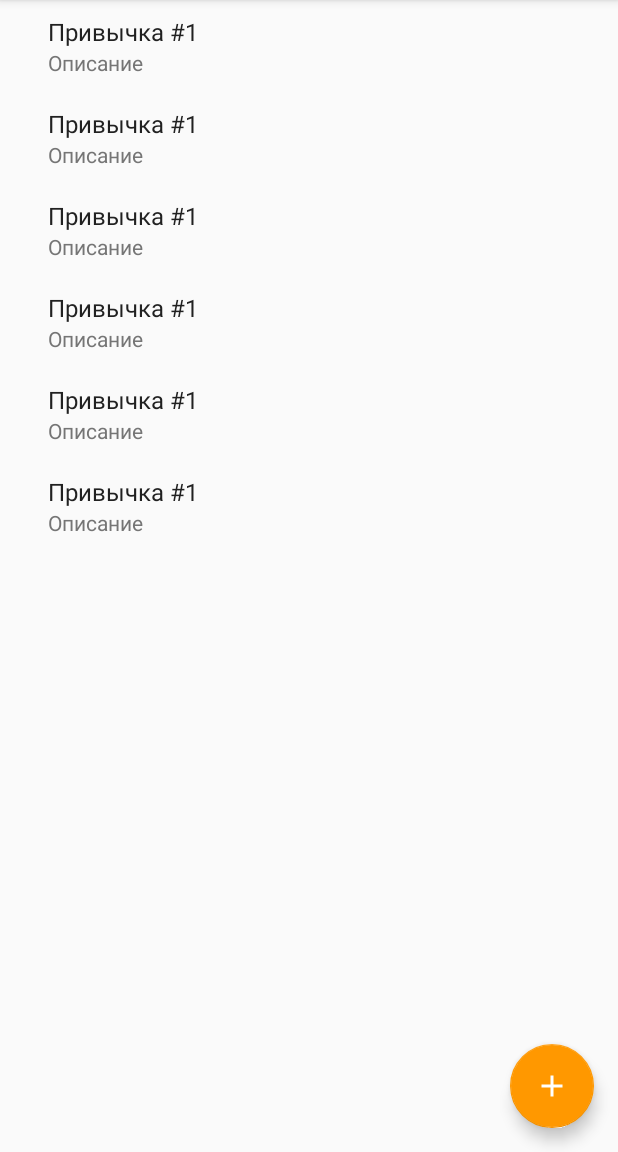
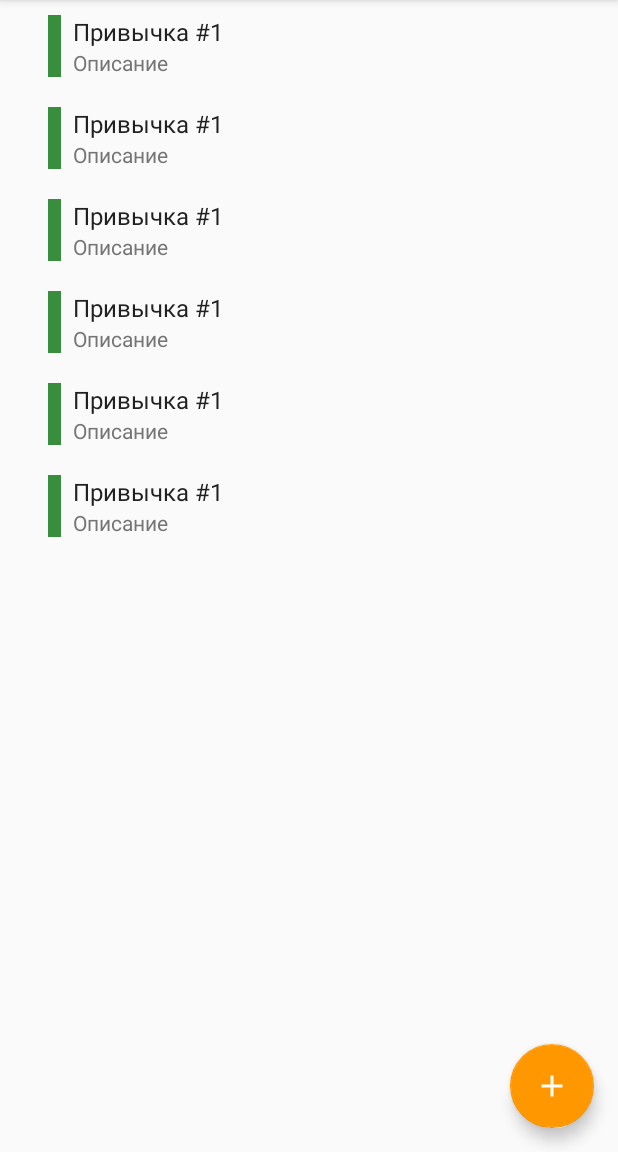
Before and after one commit to Ollisteka/AndroidCourse, an Android app: the screen it shows after launch (MainActivity), on a phone screen of 412 x 824 dp, the part 84-1236 px from its top. Run offline under Robolectric (Android 15) with nearby library versions, the phone set to English and light mode, and no system bars.

Commit message:
Вывожу цветную плашку

```diff
--- a/app/src/main/java/com/example/androidcourse/Habit.kt
+++ b/app/src/main/java/com/example/androidcourse/Habit.kt
@@ -40,6 +40,6 @@ class Habit(
     val habitType: HabitType = HabitType.Health,
     val repetitions: Int = 10,
     val periodicity: Int = 2,
-    val color: String = "red",
+    val color: String = "#388E3C",
     val id: UUID = UUID.randomUUID()
 ) : Parcelable
--- a/app/src/main/java/com/example/androidcourse/MyHabitRecyclerViewAdapter.kt
+++ b/app/src/main/java/com/example/androidcourse/MyHabitRecyclerViewAdapter.kt
@@ -2,6 +2,7 @@ package com.example.androidcourse
 
 
 import android.content.Intent
+import android.graphics.Color
 import android.view.LayoutInflater
 import android.view.View
 import android.view.ViewGroup
@@ -37,8 +38,9 @@ class MyHabitRecyclerViewAdapter(
     override fun getItemCount(): Int = habits.size
 
     inner class HabitViewHolder(itemView: View) : RecyclerView.ViewHolder(itemView), OnItemClickListener {
-        val nameView: TextView = itemView.name
-        val descriptionView: TextView = itemView.description
+        private val nameView: TextView = itemView.name
+        private val descriptionView: TextView = itemView.description
+        private val colorView: View = itemView.color
 
         override fun onClick(view: View?, position: Int) {
 
@@ -51,6 +53,7 @@ class MyHabitRecyclerViewAdapter(
         fun bind(habit: Habit) {
             nameView.text = habit.name
             descriptionView.text = habit.description
+            colorView.setBackgroundColor(Color.parseColor(habit.color))
         }
     }
 }
--- a/app/src/main/res/layout/fragment_habit.xml
+++ b/app/src/main/res/layout/fragment_habit.xml
@@ -6,9 +6,24 @@
               android:layout_height="wrap_content"
               android:paddingLeft="32dp"
               android:paddingRight="32dp"
-              android:orientation="vertical"
+              android:orientation="horizontal"
               android:gravity="start"
               style="@style/Widget.AppCompat.Button.Borderless">
+
+    <View android:id="@+id/color"
+          android:layout_width="0dp"
+          android:layout_height="match_parent"
+          android:background="@color/primary_dark"
+          android:layout_marginRight="8dp"
+          android:layout_marginEnd="8dp"
+          android:layout_weight=".025"/>
+
+    <LinearLayout
+            android:layout_width="0dp"
+            android:layout_height="wrap_content"
+            android:orientation="vertical"
+            android:layout_weight=".9">
+
         <TextView
                 android:id="@+id/name"
                 android:layout_width="match_parent"
@@ -28,3 +43,4 @@
                 tools:text="Описание привычки"
                 android:textAppearance="?attr/textAppearanceListItem"/>
     </LinearLayout>
+</LinearLayout>
--- a/app/src/main/res/values/strings.xml
+++ b/app/src/main/res/values/strings.xml
@@ -17,6 +17,7 @@
     <string name="days">дней</string>
     <string name="numberHint">10</string>
     <string name="timesEvery">раз, каждые</string>
+    <string name="habitColor">Цвет привычки</string>
 
     <string-array name="priority_array">
         <item>Низкий</item>
```
Lines whose indentation alone changed are shown as unchanged.
